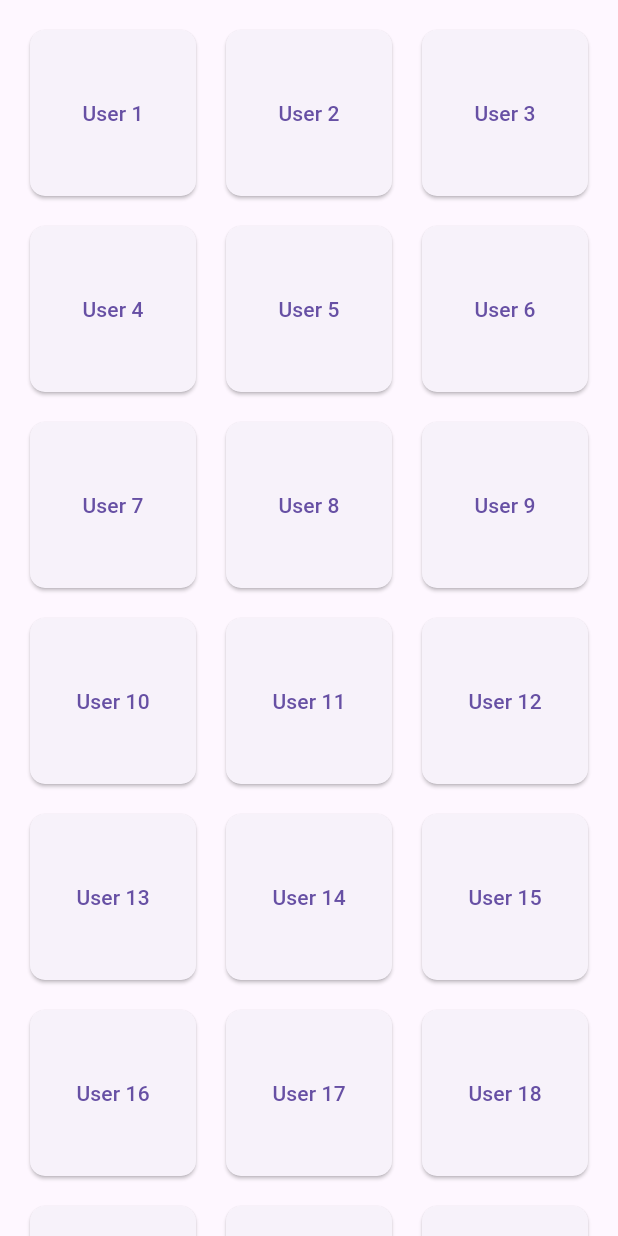
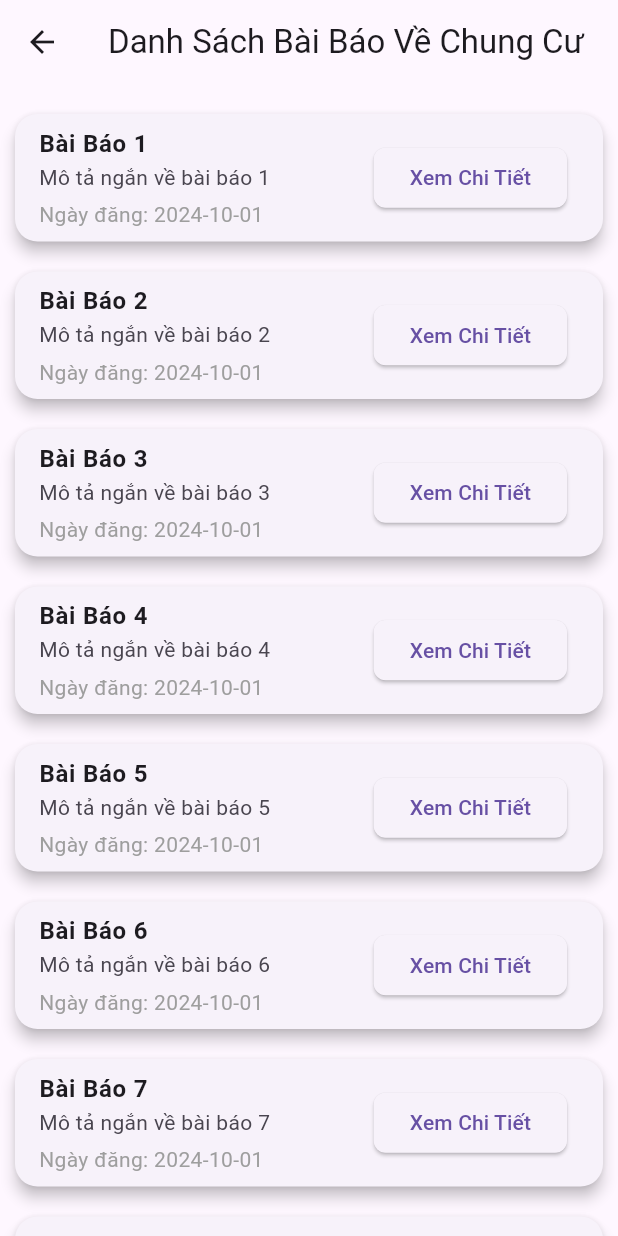
Before and after one commit to nguyenhoangviethung/Apartment-Management, a Flutter app: the HomePage screen opened directly, on a phone screen of 412 x 824 dp. Run offline on Flutter 3.47's test engine with Material 3 defaults, Android fonts, the phone set to English and light mode, and no system bars; our stand-ins replace shared_preferences; accounts and stored records are empty.

Commit message:
Update home_page.dart

```diff
--- a/frontend/lib/view/home/home_page/home_page.dart
+++ b/frontend/lib/view/home/home_page/home_page.dart
@@ -5,46 +5,85 @@ class HomePage extends StatelessWidget {
 
   @override
   Widget build(BuildContext context) {
-    return GridView.builder(
-      padding: const EdgeInsets.all(20),
-      gridDelegate: const SliverGridDelegateWithFixedCrossAxisCount(
-        crossAxisCount: 3,
-        crossAxisSpacing: 20,
-        mainAxisSpacing: 20,
+    return Scaffold(
+      appBar: AppBar(
+        title: const Text('Danh Sách Bài Báo Về Chung Cư'),
       ),
-      itemCount: 100,
+      body: ListView.builder(
+        padding: const EdgeInsets.all(10),
+        itemCount: 10, // số lượng bài báo, bạn có thể thay đổi theo dữ liệu thực
         itemBuilder: (context, index) {
-        return UserButton(
-          userName: 'User ${index + 1}',
+          return ArticleCard(
+            articleTitle: 'Bài Báo ${index + 1}', // giả lập tiêu đề bài báo
+            articleDescription: 'Mô tả ngắn về bài báo ${index + 1}', // mô tả ngắn
+            articleDate: 'Ngày đăng: 2024-10-01', // giả lập ngày đăng
             onPressed: () {
-
+              // Mở dialog hiển thị thông tin chi tiết hoặc điều hướng sang trang khác
+              showDialog(
+                context: context,
+                builder: (context) => AlertDialog(
+                  title: Text('Bài Báo ${index + 1}'),
+                  content: Text('Thông tin chi tiết về bài báo ${index + 1}'),
+                  actions: [
+                    TextButton(
+                      onPressed: () {
+                        Navigator.of(context).pop();
+                      },
+                      child: const Text('Đóng'),
+                    ),
+                  ],
+                ),
+              );
             },
           );
         },
+      ),
     );
   }
 }
 
-class UserButton extends StatelessWidget {
-  final String userName;
+class ArticleCard extends StatelessWidget {
+  final String articleTitle;
+  final String articleDescription;
+  final String articleDate;
   final VoidCallback onPressed;
 
-  const UserButton({
+  const ArticleCard({
     super.key,
-    required this.userName,
+    required this.articleTitle,
+    required this.articleDescription,
+    required this.articleDate,
     required this.onPressed,
   });
 
   @override
   Widget build(BuildContext context) {
-    return ElevatedButton(
+    return Card(
+      elevation: 4,
+      margin: const EdgeInsets.symmetric(vertical: 10),
+      shape: RoundedRectangleBorder(
+        borderRadius: BorderRadius.circular(15),
+      ),
+      child: ListTile(
+        title: Text(articleTitle, style: const TextStyle(fontWeight: FontWeight.bold)),
+        subtitle: Column(
+          crossAxisAlignment: CrossAxisAlignment.start,
+          children: [
+            Text(articleDescription),
+            const SizedBox(height: 5),
+            Text(articleDate, style: const TextStyle(color: Colors.grey)),
+          ],
+        ),
+        trailing: ElevatedButton(
           onPressed: onPressed,
           style: ElevatedButton.styleFrom(
             shape: RoundedRectangleBorder(
-          borderRadius: BorderRadius.circular(10),
+              borderRadius: BorderRadius.circular(8),
             ),
           ),
-      child: Text(userName),
+          child: const Text('Xem Chi Tiết'),
+        ),
+      ),
     );
   }
 }
```
Lines whose indentation alone changed are shown as unchanged.
